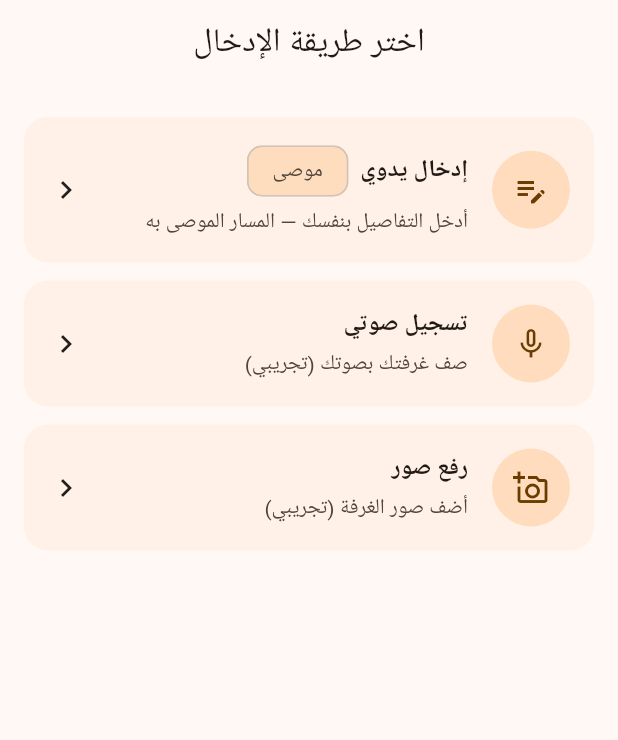
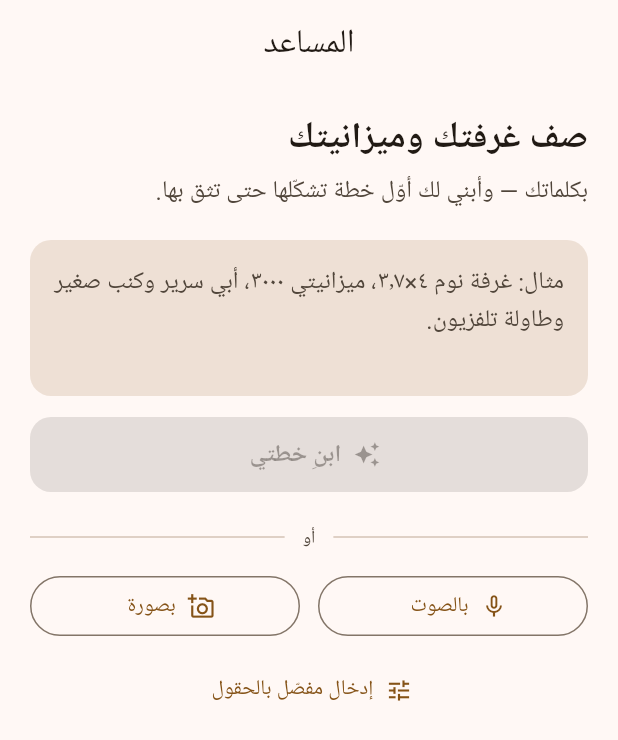
Before and after one commit to kalifah57/Furn-App, a Flutter app: the screen it shows after launch, after a tap on "ابدأ الآن", on a phone screen of 412 x 824 dp. Shown: the top 740 px of the screen. Run offline on Flutter 3.47's test engine with Material 3 defaults, Android fonts, the phone set to English and light mode, and no system bars; our stand-ins replace equatable, flutter_riverpod, go_router; missing offline and left inert: dart:html; accounts and stored records are empty.

Commit message:
refactor(assistant): one intake screen instead of a five-screen wizard (redesign 1B)
Phase 1B. The assistant was a method-picker page that branched into separate
voice, image, and manual screens, then a thinking screen — five steps to say
what you want. The vision is one assistant that collects, not a wizard.

AssistantScreen replaces the picker: text is the primary path (describe the
room in your words), with voice, image, and "detailed fields" as affordances
on the same screen rather than destinations. Submitting any of them runs the
existing extraction and moves to the thinking step, which still handles
follow-up questions and the summary before landing in My Room. Nothing about
the flow controller or the engine changed — only the surface collapsed.

- New: assistant_screen.dart at /assistant.
- Removed: input_method_screen, voice_input_screen, image_input_screen and the
  /assistant/voice and /assistant/photo routes. The detailed form
  (/assistant/manual) and the thinking step (/assistant/thinking) stay.
- Voice and image still call the mock services — real capture remains a known
  gap, unchanged here; this only unifies where you start.
- Widget test: the intake renders all four paths, and "build my plan" stays
  disabled until the room is actually described (whitespace doesn't count).

Import/member checks green; router assertions simulated.

Co-Authored-By: Claude Opus 4.8 <noreply@anthropic.com>
Claude-Session: https://claude.ai/code/session_01LRdB4qZd5H5CHun7KKqsuq

```diff
--- a/lib/core/router/app_router.dart
+++ b/lib/core/router/app_router.dart
@@ -4,10 +4,8 @@ import '../../features/interactive_sandbox/presentation/sandbox_screen.dart';
 import '../../features/onboarding/presentation/onboarding_screen.dart';
 import '../../features/plan/presentation/plan_screen.dart';
 import '../../features/room_analysis/presentation/analysis_screen.dart';
-import '../../features/room_input/presentation/image_input_screen.dart';
-import '../../features/room_input/presentation/input_method_screen.dart';
+import '../../features/room_input/presentation/assistant_screen.dart';
 import '../../features/room_input/presentation/manual_input_screen.dart';
-import '../../features/room_input/presentation/voice_input_screen.dart';
 import '../../features/saved_projects/presentation/saved_projects_screen.dart';
 
 /// مسارات التطبيق (ADR-0001 §3 — GoRouter).
@@ -29,9 +27,7 @@ abstract class Routes {
 
   // ---- ١. المساعد --------------------------------------------------------
   static const assistant = '/assistant';
-  static const assistantManual = '/assistant/manual';
-  static const assistantVoice = '/assistant/voice';
-  static const assistantPhoto = '/assistant/photo';
+  static const assistantManual = '/assistant/manual'; // إدخال مفصّل بالحقول
   static const assistantThinking = '/assistant/thinking';
 
   // ---- ٢. غرفتي ----------------------------------------------------------
@@ -57,22 +53,14 @@ final List<GoRoute> appRoutes = [
     builder: (context, state) => const OnboardingScreen(),
   ),
 
-  // ١. المساعد — يفهم اللغة والصور ويستخرج المعلومات، ولا يتّخذ قرارًا.
+  // ١. المساعد — مدخل واحد يفهم اللغة والصور ويستخرج المعلومات، ولا يتّخذ قرارًا.
   GoRoute(
     path: Routes.assistant,
-    builder: (context, state) => const InputMethodScreen(),
+    builder: (context, state) => const AssistantScreen(),
   ),
   GoRoute(
     path: Routes.assistantManual,
     builder: (context, state) => const ManualInputScreen(),
-  ),
-  GoRoute(
-    path: Routes.assistantVoice,
-    builder: (context, state) => const VoiceInputScreen(),
-  ),
-  GoRoute(
-    path: Routes.assistantPhoto,
-    builder: (context, state) => const ImageInputScreen(),
   ),
   GoRoute(
     path: Routes.assistantThinking,
--- /dev/null
+++ b/lib/features/room_input/presentation/assistant_screen.dart
@@ -0,0 +1,131 @@
+import 'package:flutter/material.dart';
+import 'package:flutter_riverpod/flutter_riverpod.dart';
+import 'package:go_router/go_router.dart';
+
+import '../../../core/router/app_router.dart';
+import 'flow_controller.dart';
+
+/// **المساعد** — مدخلٌ واحد يحلّ محلّ مُنتقي الطريقة وشاشتَي الصوت والصورة.
+///
+/// النصّ هو الطريق الأساسي: يصف المستخدم غرفته بكلماته، فيستخرج المحرّك الوهمي
+/// (لاحقًا مزوّد حقيقي) البيانات المنظّمة. الصوت والصورة والإدخال المفصّل بدائل،
+/// لا شاشات. بعد الإرسال ينتقل إلى خطوة «التفكير» ثم إلى «غرفتي» — والمساعد بعدها
+/// يعيش كورقة داخل الغرفة، لا كوجهة يُعاد إليها.
+class AssistantScreen extends ConsumerStatefulWidget {
+  const AssistantScreen({super.key});
+
+  @override
+  ConsumerState<AssistantScreen> createState() => _AssistantScreenState();
+}
+
+class _AssistantScreenState extends ConsumerState<AssistantScreen> {
+  final _text = TextEditingController();
+  bool _canSend = false;
+
+  @override
+  void initState() {
+    super.initState();
+    _text.addListener(() {
+      final can = _text.text.trim().isNotEmpty;
+      if (can != _canSend) setState(() => _canSend = can);
+    });
+  }
+
+  @override
+  void dispose() {
+    _text.dispose();
+    super.dispose();
+  }
+
+  void _run(Future<void> Function() start) {
+    start();
+    context.go(Routes.assistantThinking);
+  }
+
+  @override
+  Widget build(BuildContext context) {
+    final theme = Theme.of(context);
+    final flow = ref.read(furnishingFlowControllerProvider.notifier);
+
+    return Scaffold(
+      appBar: AppBar(title: const Text('المساعد')),
+      body: SafeArea(
+        child: ListView(
+          padding: const EdgeInsets.all(20),
+          children: [
+            Text('صف غرفتك وميزانيتك',
+                style: theme.textTheme.headlineSmall
+                    ?.copyWith(fontWeight: FontWeight.bold)),
+            const SizedBox(height: 6),
+            Text('بكلماتك — وأبني لك أوّل خطة تشكّلها حتى تثق بها.',
+                style: theme.textTheme.bodyLarge
+                    ?.copyWith(color: theme.colorScheme.onSurfaceVariant)),
+            const SizedBox(height: 20),
+            TextField(
+              controller: _text,
+              minLines: 3,
+              maxLines: 6,
+              textInputAction: TextInputAction.newline,
+              decoration: InputDecoration(
+                hintText:
+                    'مثال: غرفة نوم ٤×٣٫٧، ميزانيتي ٣٠٠٠، أبي سرير وكنب صغير وطاولة تلفزيون.',
+                filled: true,
+                fillColor: theme.colorScheme.surfaceContainerHighest,
+                border: OutlineInputBorder(
+                  borderRadius: BorderRadius.circular(14),
+                  borderSide: BorderSide.none,
+                ),
+              ),
+            ),
+            const SizedBox(height: 14),
+            FilledButton.icon(
+              onPressed: _canSend
+                  ? () => _run(() => flow.runText(_text.text.trim()))
+                  : null,
+              icon: const Icon(Icons.auto_awesome),
+              label: const Text('ابنِ خطتي'),
+              style: FilledButton.styleFrom(
+                minimumSize: const Size.fromHeight(50),
+              ),
+            ),
+            const SizedBox(height: 22),
+            Row(children: [
+              Expanded(child: Divider(color: theme.colorScheme.outlineVariant)),
+              Padding(
+                padding: const EdgeInsets.symmetric(horizontal: 12),
+                child: Text('أو',
+                    style: theme.textTheme.bodySmall
+                        ?.copyWith(color: theme.colorScheme.onSurfaceVariant)),
+              ),
+              Expanded(child: Divider(color: theme.colorScheme.outlineVariant)),
+            ]),
+            const SizedBox(height: 14),
+            Row(children: [
+              Expanded(
+                child: OutlinedButton.icon(
+                  onPressed: () => _run(flow.runVoice),
+                  icon: const Icon(Icons.mic_none),
+                  label: const Text('بالصوت'),
+                ),
+              ),
+              const SizedBox(width: 12),
+              Expanded(
+                child: OutlinedButton.icon(
+                  onPressed: () => _run(() => flow.runImages(const ['room_photo'])),
+                  icon: const Icon(Icons.add_a_photo_outlined),
+                  label: const Text('بصورة'),
+                ),
+              ),
+            ]),
+            const SizedBox(height: 8),
+            TextButton.icon(
+              onPressed: () => context.go(Routes.assistantManual),
+              icon: const Icon(Icons.tune),
+              label: const Text('إدخال مفصّل بالحقول'),
+            ),
+          ],
+        ),
+      ),
+    );
+  }
+}
--- a/lib/features/room_input/presentation/input_method_screen.dart
+++ /dev/null
@@ -1,110 +0,0 @@
-import 'package:flutter/material.dart';
-import 'package:go_router/go_router.dart';
-
-import '../../../core/constants/app_strings.dart';
-import '../../../core/router/app_router.dart';
-
-/// شاشة اختيار طريقة الإدخال (صوت/صور/يدوي).
-class InputMethodScreen extends StatelessWidget {
-  const InputMethodScreen({super.key});
-
-  @override
-  Widget build(BuildContext context) {
-    return Scaffold(
-      appBar: AppBar(title: const Text(AppStrings.chooseInputMethod)),
-      body: SafeArea(
-        child: ListView(
-          padding: const EdgeInsets.all(16),
-          children: [
-            _MethodCard(
-              icon: Icons.edit_note,
-              title: AppStrings.inputManual,
-              subtitle: AppStrings.inputManualSub,
-              recommended: true,
-              onTap: () => context.go(Routes.assistantManual),
-            ),
-            _MethodCard(
-              icon: Icons.mic_none,
-              title: AppStrings.inputVoice,
-              subtitle: AppStrings.inputVoiceSub,
-              onTap: () => context.go(Routes.assistantVoice),
-            ),
-            _MethodCard(
-              icon: Icons.add_a_photo_outlined,
-              title: AppStrings.inputImage,
-              subtitle: AppStrings.inputImageSub,
-              onTap: () => context.go(Routes.assistantPhoto),
-            ),
-          ],
-        ),
-      ),
-    );
-  }
-}
-
-class _MethodCard extends StatelessWidget {
-  const _MethodCard({
-    required this.icon,
-    required this.title,
-    required this.subtitle,
-    required this.onTap,
-    this.recommended = false,
-  });
-
-  final IconData icon;
-  final String title;
-  final String subtitle;
-  final VoidCallback onTap;
-  final bool recommended;
-
-  @override
-  Widget build(BuildContext context) {
-    final theme = Theme.of(context);
-    return Card(
-      child: InkWell(
-        borderRadius: BorderRadius.circular(16),
-        onTap: onTap,
-        child: Padding(
-          padding: const EdgeInsets.all(16),
-          child: Row(
-            children: [
-              CircleAvatar(
-                radius: 26,
-                backgroundColor: theme.colorScheme.primaryContainer,
-                child: Icon(icon, color: theme.colorScheme.onPrimaryContainer),
-              ),
-              const SizedBox(width: 16),
-              Expanded(
-                child: Column(
-                  crossAxisAlignment: CrossAxisAlignment.start,
-                  children: [
-                    Row(
-                      children: [
-                        Text(title,
-                            style: theme.textTheme.titleMedium
-                                ?.copyWith(fontWeight: FontWeight.bold)),
-                        if (recommended) ...[
-                          const SizedBox(width: 8),
-                          Chip(
-                            label: const Text('موصى'),
-                            visualDensity: VisualDensity.compact,
-                            backgroundColor: theme.colorScheme.secondaryContainer,
-                          ),
-                        ],
-                      ],
-                    ),
-                    const SizedBox(height: 4),
-                    Text(subtitle,
-                        style: theme.textTheme.bodyMedium?.copyWith(
-                            color: theme.colorScheme.onSurfaceVariant)),
-                  ],
-                ),
-              ),
-              const Icon(Icons.chevron_left),
-            ],
-          ),
-        ),
-      ),
-    );
-  }
-}
```
Also changed, not shown: lib/features/room_input/presentation/image_input_screen.dart (deleted, +0 -80 lines), lib/features/room_input/presentation/voice_input_screen.dart (deleted, +0 -49 lines), 2 other files.
